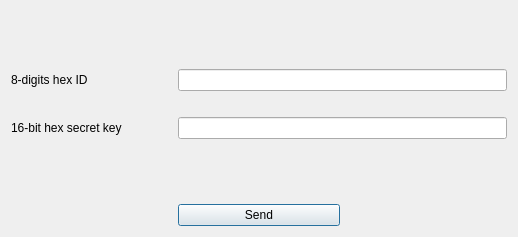
Before: the Qt Designer form graphical-client/register_ap_screen.ui in GTA-UFRJ/CACIC-Use-Case, drawn with Qt 5.
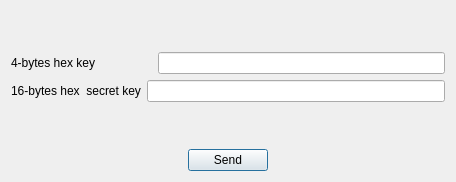
After: the same form once the commit is applied.

Commit message: Fix screens problems

```diff
--- a/graphical-client/register_ap_screen.ui
+++ b/graphical-client/register_ap_screen.ui
@@ -6,123 +6,104 @@
    <rect>
     <x>0</x>
     <y>0</y>
-    <width>514</width>
-    <height>237</height>
+    <width>456</width>
+    <height>182</height>
    </rect>
   </property>
   <property name="windowTitle">
    <string>CACIC - Register AP</string>
   </property>
-  <layout class="QGridLayout" name="gridLayout">
-   <item row="1" column="2" colspan="2">
-    <widget class="QLineEdit" name="id_lineedit">
-     <property name="sizePolicy">
-      <sizepolicy hsizetype="Preferred" vsizetype="Fixed">
-       <horstretch>0</horstretch>
-       <verstretch>0</verstretch>
-      </sizepolicy>
-     </property>
-    </widget>
-   </item>
-   <item row="7" column="2">
-    <widget class="QPushButton" name="send_button">
-     <property name="sizePolicy">
-      <sizepolicy hsizetype="Minimum" vsizetype="Minimum">
-       <horstretch>0</horstretch>
-       <verstretch>0</verstretch>
-      </sizepolicy>
-     </property>
-     <property name="text">
-      <string>Send</string>
-     </property>
-    </widget>
-   </item>
-   <item row="1" column="1">
-    <widget class="QLabel" name="label">
-     <property name="sizePolicy">
-      <sizepolicy hsizetype="Preferred" vsizetype="Minimum">
-       <horstretch>0</horstretch>
-       <verstretch>0</verstretch>
-      </sizepolicy>
-     </property>
-     <property name="text">
-      <string>8-digits hex ID</string>
-     </property>
-     <property name="alignment">
-      <set>Qt::AlignLeading|Qt::AlignLeft|Qt::AlignVCenter</set>
-     </property>
-    </widget>
-   </item>
-   <item row="0" column="1" colspan="3">
+  <layout class="QVBoxLayout" name="verticalLayout">
+   <item>
     <spacer name="verticalSpacer">
      <property name="orientation">
       <enum>Qt::Vertical</enum>
      </property>
-     <property name="sizeType">
-      <enum>QSizePolicy::Preferred</enum>
-     </property>
      <property name="sizeHint" stdset="0">
       <size>
-       <width>496</width>
-       <height>94</height>
+       <width>20</width>
+       <height>26</height>
       </size>
      </property>
     </spacer>
    </item>
-   <item row="3" column="2" colspan="2">
-    <widget class="QLineEdit" name="ck_lineedit">
-     <property name="sizePolicy">
-      <sizepolicy hsizetype="Preferred" vsizetype="Fixed">
-       <horstretch>0</horstretch>
-       <verstretch>0</verstretch>
-      </sizepolicy>
-     </property>
-    </widget>
+   <item>
+    <layout class="QHBoxLayout" name="horizontalLayout">
+     <item>
+      <widget class="QLabel" name="label">
+       <property name="text">
+        <string>4-bytes hex key                 </string>
+       </property>
+      </widget>
+     </item>
+     <item>
+      <widget class="QLineEdit" name="id_lineedit"/>
+     </item>
+    </layout>
    </item>
-   <item row="4" column="2">
+   <item>
+    <layout class="QHBoxLayout" name="horizontalLayout_2">
+     <item>
+      <widget class="QLabel" name="label_2">
+       <property name="text">
+        <string>16-bytes hex  secret key</string>
+       </property>
+      </widget>
+     </item>
+     <item>
+      <widget class="QLineEdit" name="ck_lineedit"/>
+     </item>
+    </layout>
+   </item>
+   <item>
     <spacer name="verticalSpacer_2">
      <property name="orientation">
       <enum>Qt::Vertical</enum>
      </property>
-     <property name="sizeType">
-      <enum>QSizePolicy::Preferred</enum>
-     </property>
      <property name="sizeHint" stdset="0">
       <size>
        <width>20</width>
-       <height>94</height>
+       <height>27</height>
       </size>
      </property>
     </spacer>
    </item>
-   <item row="3" column="1">
-    <widget class="QLabel" name="label_2">
-     <property name="sizePolicy">
-      <sizepolicy hsizetype="Preferred" vsizetype="Minimum">
-       <horstretch>0</horstretch>
-       <verstretch>0</verstretch>
-      </sizepolicy>
-     </property>
-     <property name="text">
-      <string>16-bit hex secret key</string>
-     </property>
-     <property name="alignment">
-      <set>Qt::AlignLeading|Qt::AlignLeft|Qt::AlignVCenter</set>
-     </property>
-    </widget>
-   </item>
-   <item row="2" column="1" colspan="3">
-    <spacer name="horizontalSpacer">
-     <property name="orientation">
-      <enum>Qt::Horizontal</enum>
-     </property>
-     <property name="sizeHint" stdset="0">
-      <size>
-       <width>40</width>
-       <height>20</height>
-      </size>
-     </property>
-    </spacer>
+   <item>
+    <layout class="QHBoxLayout" name="horizontalLayout_3">
+     <item>
+      <spacer name="horizontalSpacer_2">
+       <property name="orientation">
+        <enum>Qt::Horizontal</enum>
+       </property>
+       <property name="sizeHint" stdset="0">
+        <size>
+         <width>40</width>
+         <height>20</height>
+        </size>
+       </property>
+      </spacer>
+     </item>
+     <item>
+      <widget class="QPushButton" name="send_button">
+       <property name="text">
+        <string>Send</string>
+       </property>
+      </widget>
+     </item>
+     <item>
+      <spacer name="horizontalSpacer">
+       <property name="orientation">
+        <enum>Qt::Horizontal</enum>
+       </property>
+       <property name="sizeHint" stdset="0">
+        <size>
+         <width>40</width>
+         <height>20</height>
+        </size>
+       </property>
+      </spacer>
+     </item>
+    </layout>
    </item>
   </layout>
  </widget>
```
The commit also changes 15 other files.
